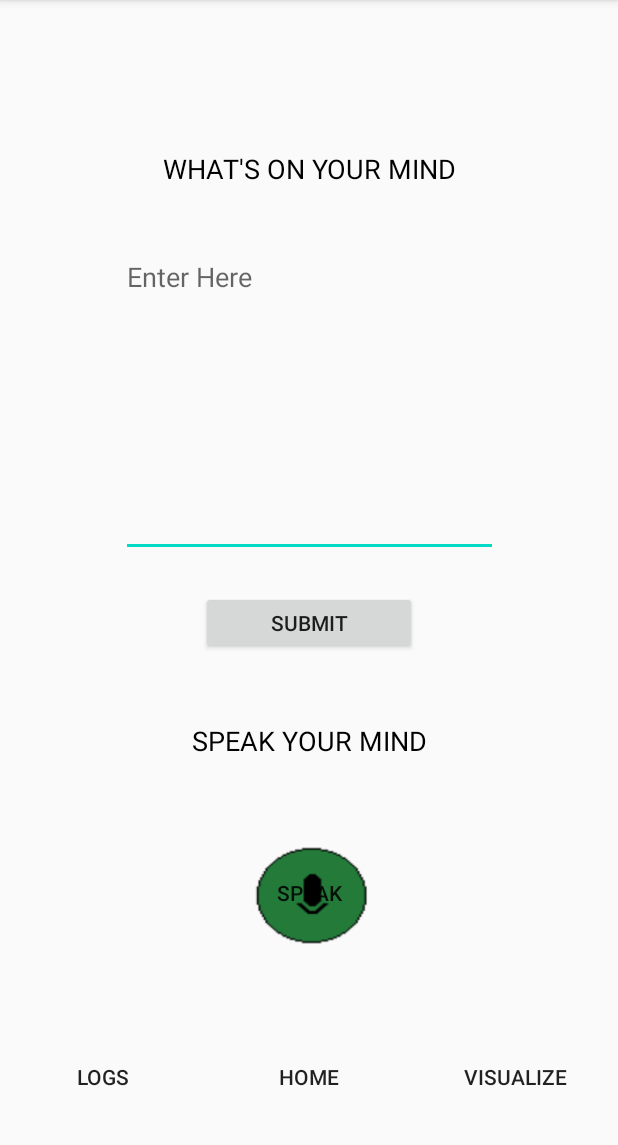
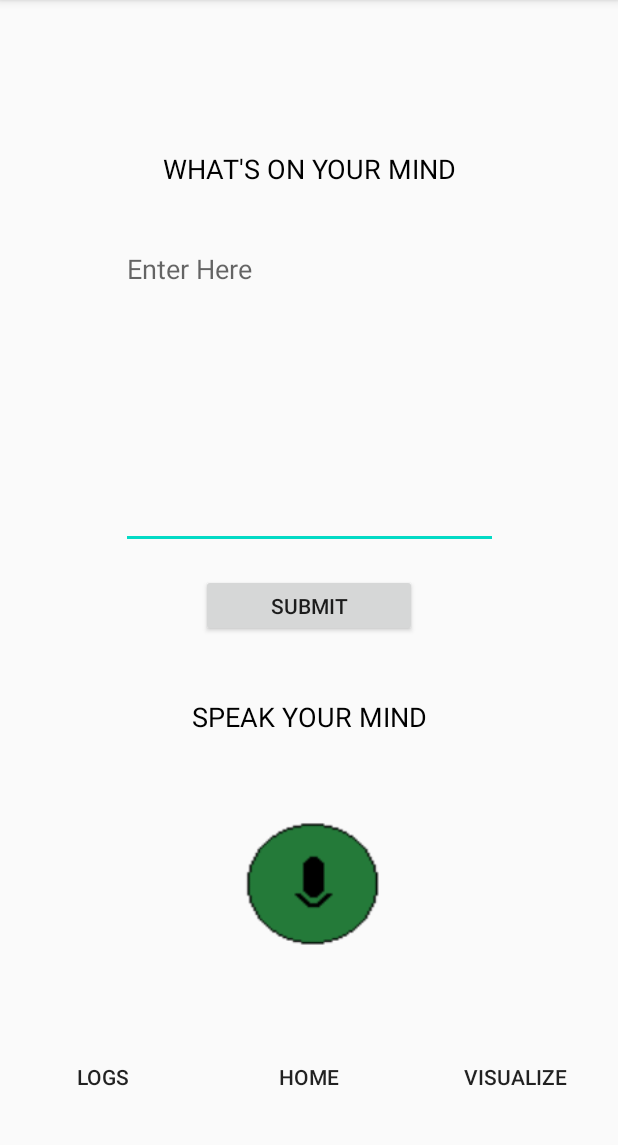
Before and after one commit to yashYRS/Journai, an Android app: the screen it shows after launch (MainActivity), on a phone screen of 412 x 824 dp, the part 84-1229 px from its top. Run offline under Robolectric (Android 15) with nearby library versions, the phone set to English and light mode, and no system bars.

Commit message:
Added some functionalities

```diff
--- a/app/src/main/res/layout/activity_main.xml
+++ b/app/src/main/res/layout/activity_main.xml
@@ -47,14 +47,15 @@
             android:textAlignment="viewStart" android:autofillHints=""
     />
     <Button
-            android:layout_width="116dp"
-            android:layout_height="102dp" android:id="@+id/speak_button"
+            android:layout_width="138dp"
+            android:layout_height="129dp" android:id="@+id/speak_button"
             app:layout_constraintStart_toStartOf="parent"
             app:layout_constraintEnd_toEndOf="parent"
             app:layout_constraintTop_toBottomOf="@+id/textView2"
             app:layout_constraintBottom_toTopOf="@+id/home_button"
-            style="@android:style/Widget.DeviceDefault.Light.Button.Borderless.Small"
-            android:background="@drawable/start" android:text="@string/mic_button"/>
+            style="@style/Widget.AppCompat.Button.Borderless"
+            android:background="@drawable/start"
+            android:visibility="visible"/>
     <Button
             android:text="@string/main_menu"
             android:layout_width="0dp"
--- a/app/src/main/res/values/strings.xml
+++ b/app/src/main/res/values/strings.xml
@@ -3,7 +3,6 @@
     <string name="button_text">SUBMIT</string>
     <string name="info_text">What\'s On Your Mind</string>
     <string name="type_prompt">Enter Here</string>
-    <string name="mic_button">SPEAK</string>
     <string name="mic_test">Speak Your Mind</string>
     <string name="log_button">LOGS</string>
     <string name="main_menu">HOME</string>
```
Also changed, not shown: app/src/main/java/com/example/journalentry/MainActivity.kt (+6 -4 lines).
